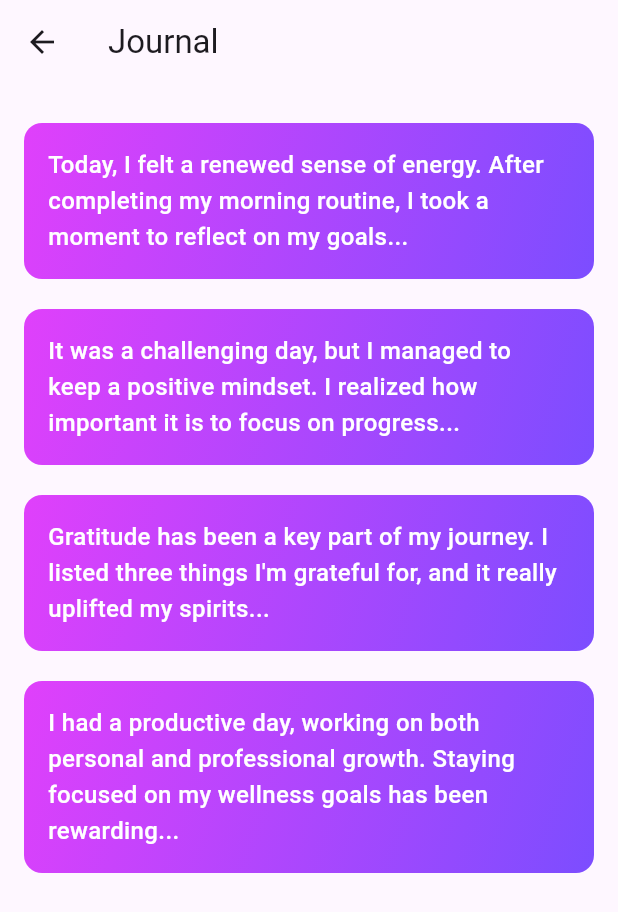
After one commit to Kasun3865/Project2, a Flutter app: the JournalScreen screen opened directly, on a phone screen of 412 x 824 dp. The commit adds this screen. Shown: the top 912 px of the screen. Run offline on Flutter 3.47's test engine with Material 3 defaults, Android fonts, the phone set to English and light mode, and no system bars; our stand-ins replace cloud_firestore, firebase_auth, firebase_core, firebase_storage, font_awesome_flutter, image_picker and 1 more; accounts and stored records are empty.

Commit message:
Journel page created

```diff
--- /dev/null
+++ b/project3/lib/screens/journal_screen.dart
@@ -0,0 +1,84 @@
+import 'package:flutter/material.dart';
+
+class JournalScreen extends StatelessWidget {
+  final List<String> entries = [
+    "Today, I felt a renewed sense of energy. After completing my morning routine, I took a moment to reflect on my goals...",
+    "It was a challenging day, but I managed to keep a positive mindset. I realized how important it is to focus on progress...",
+    "Gratitude has been a key part of my journey. I listed three things I'm grateful for, and it really uplifted my spirits...",
+    "I had a productive day, working on both personal and professional growth. Staying focused on my wellness goals has been rewarding..."
+  ];
+
+  @override
+  Widget build(BuildContext context) {
+    return Scaffold(
+      appBar: AppBar(
+        title: Text("Journal"),
+      ),
+      body: Padding(
+        padding: const EdgeInsets.all(16.0),
+        child: ListView.builder(
+          itemCount: entries.length,
+          itemBuilder: (context, index) {
+            return JournalEntry(
+              text: entries[index],
+            );
+          },
+        ),
+      ),
+    );
+  }
+}
+
+class JournalEntry extends StatefulWidget {
+  final String text;
+
+  const JournalEntry({Key? key, required this.text}) : super(key: key);
+
+  @override
+  _JournalEntryState createState() => _JournalEntryState();
+}
+
+class _JournalEntryState extends State<JournalEntry> {
+  bool _isHovered = false;
+
+  @override
+  Widget build(BuildContext context) {
+    return MouseRegion(
+      onEnter: (_) => setState(() => _isHovered = true),
+      onExit: (_) => setState(() => _isHovered = false),
+      child: AnimatedContainer(
+        duration: Duration(milliseconds: 300),
+        margin: EdgeInsets.symmetric(vertical: 10),
+        padding: EdgeInsets.all(16),
+        decoration: BoxDecoration(
+          gradient: LinearGradient(
+            colors: _isHovered
+                ? [Colors.blueAccent, Colors.lightBlueAccent]
+                : [Colors.purpleAccent, Colors.deepPurpleAccent],
+            begin: Alignment.topLeft,
+            end: Alignment.bottomRight,
+          ),
+          borderRadius: BorderRadius.circular(12),
+          boxShadow: _isHovered
+              ? [
+                  BoxShadow(
+                    color: Colors.black26,
+                    blurRadius: 10,
+                    offset: Offset(0, 5),
+                  ),
+                ]
+              : [],
+        ),
+        child: Text(
+          widget.text,
+          style: TextStyle(
+            color: Colors.white,
+            fontSize: 16,
+            fontWeight: FontWeight.w500,
+            height: 1.5,
+          ),
+        ),
+      ),
+    );
+  }
+}
```
Also changed, not shown: project3/lib/screens/mood_logging_screen.dart (+24 -27 lines).
